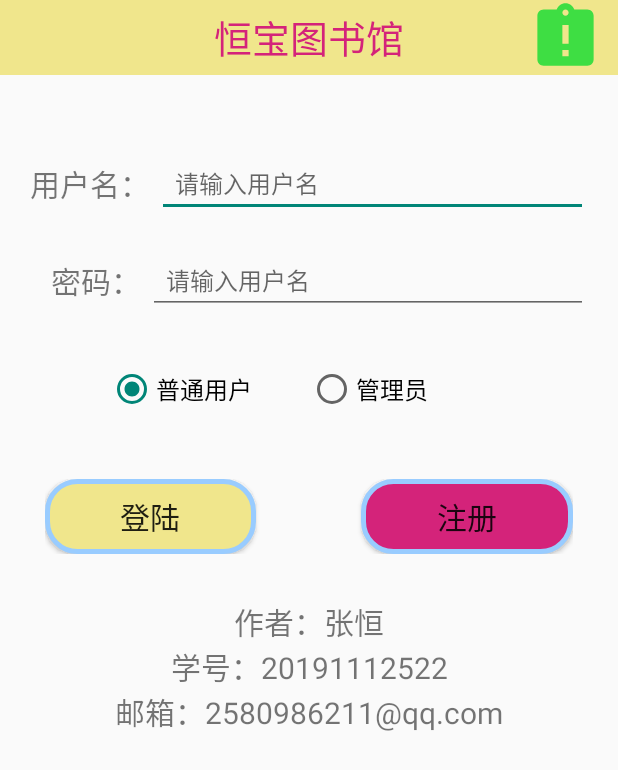
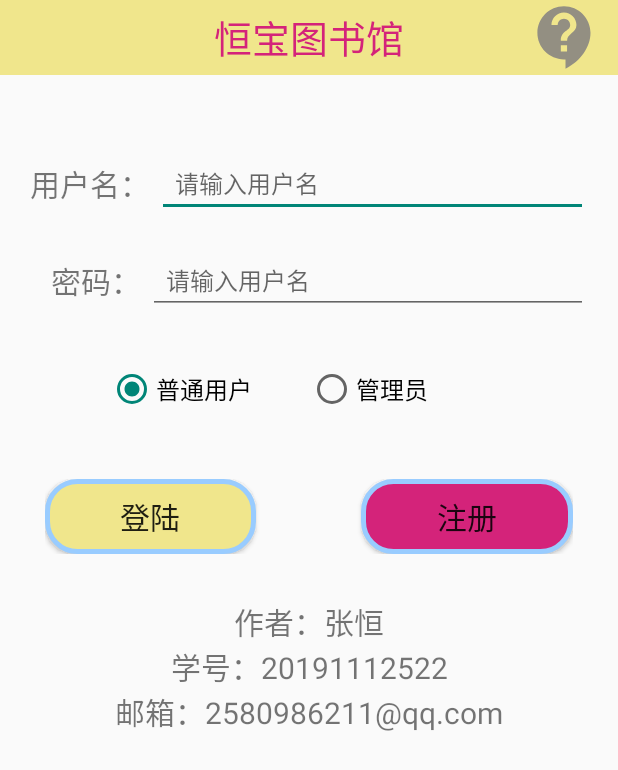
Before and after one commit to 17530588817/myLibrary, an Android app: the screen it shows after launch (LoginActivity), on a phone screen of 412 x 824 dp. Shown: the top 770 px of the screen. Run offline under Robolectric (Android 15) with nearby library versions, the phone set to English and light mode, and no system bars.

Commit message:
第13次: 1.login界面的helper图片更换

```diff
--- a/app/src/main/res/drawable/ic_helper.xml
+++ /dev/null
@@ -1,5 +0,0 @@
-<vector android:height="24dp" android:tint="#3EDE43"
-    android:viewportHeight="24" android:viewportWidth="24"
-    android:width="24dp" xmlns:android="http://schemas.android.com/apk/res/android">
-    <path android:fillColor="@android:color/white" android:pathData="M19,3h-4.18C14.4,1.84 13.3,1 12,1c-1.3,0 -2.4,0.84 -2.82,2L5,3c-1.1,0 -2,0.9 -2,2v14c0,1.1 0.9,2 2,2h14c1.1,0 2,-0.9 2,-2L21,5c0,-1.1 -0.9,-2 -2,-2zM13,18h-2v-2h2v2zM13,14h-2L11,8h2v6zM12,5c-0.55,0 -1,-0.45 -1,-1s0.45,-1 1,-1 1,0.45 1,1 -0.45,1 -1,1z"/>
-</vector>
--- /dev/null
+++ b/app/src/main/res/drawable/ic_login_helper.xml
@@ -0,0 +1,5 @@
+<vector android:height="24dp" android:tint="#938F82"
+    android:viewportHeight="24" android:viewportWidth="24"
+    android:width="24dp" xmlns:android="http://schemas.android.com/apk/res/android">
+    <path android:fillColor="@android:color/white" android:pathData="M11.5,2C6.81,2 3,5.81 3,10.5S6.81,19 11.5,19h0.5v3c4.86,-2.34 8,-7 8,-11.5C20,5.81 16.19,2 11.5,2zM12.5,16.5h-2v-2h2v2zM12.5,13h-2c0,-3.25 3,-3 3,-5 0,-1.1 -0.9,-2 -2,-2s-2,0.9 -2,2h-2c0,-2.21 1.79,-4 4,-4s4,1.79 4,4c0,2.5 -3,2.75 -3,5z"/>
+</vector>
--- a/app/src/main/res/layout/activity_login.xml
+++ b/app/src/main/res/layout/activity_login.xml
@@ -23,7 +23,7 @@
         android:layout_height="50dp"
         android:layout_alignRight="@+id/main_title"
         android:layout_marginRight="10dp"
-        android:background="@drawable/ic_helper" />
+        android:background="@drawable/ic_login_helper" />
 
     <LinearLayout
         android:layout_width="match_parent"
```
Also changed, not shown: 1 other file.
